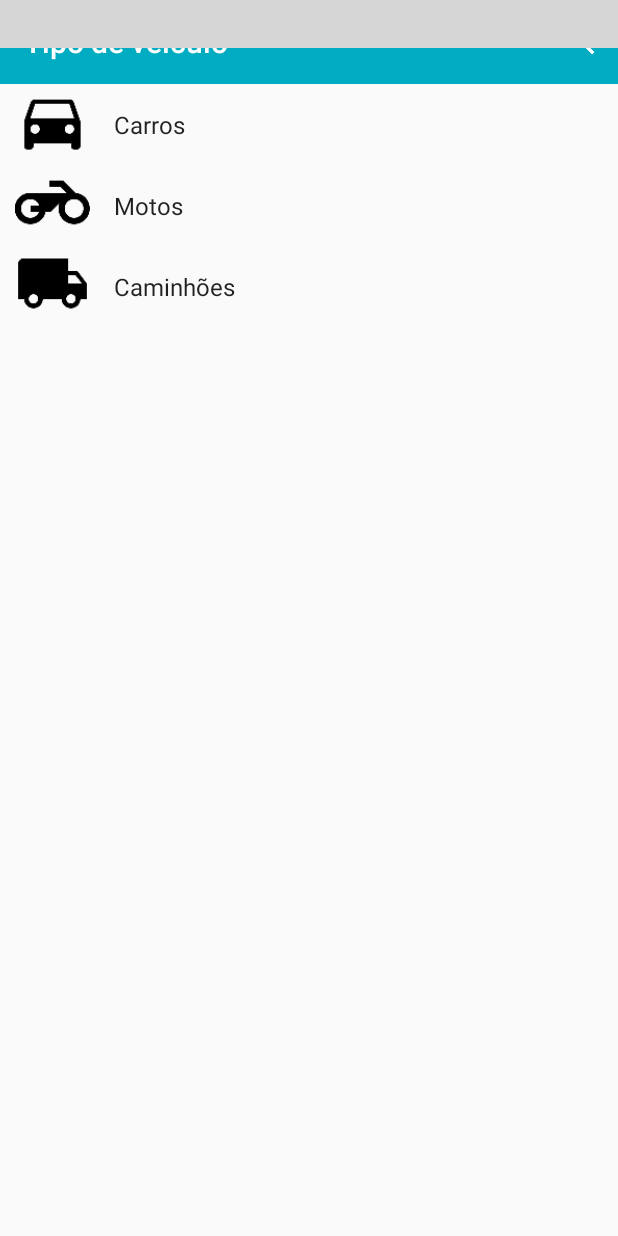
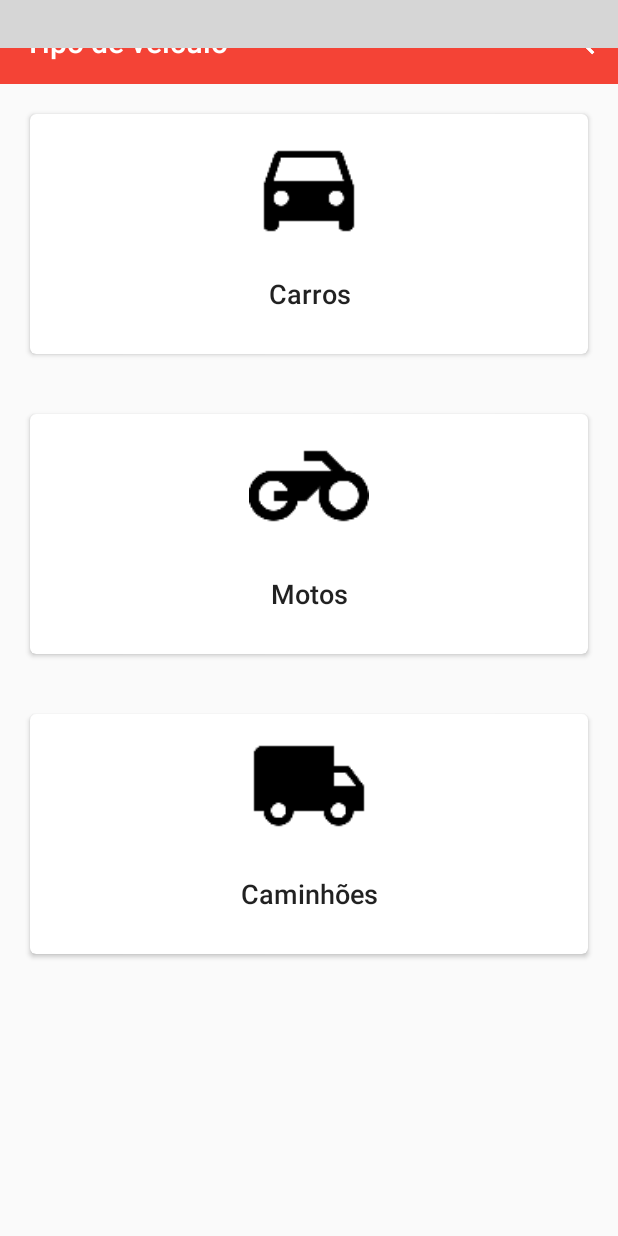
Before and after one commit to margelperetto/Fipe, an Android app: the screen it shows after launch (MainActivity), on a phone screen of 412 x 824 dp. Run offline under Robolectric (Android 15) with nearby library versions, the phone set to English and light mode, and no system bars; libraries missing offline, so code that uses them is left out: com.miguelcatalan.materialsearchview; plain views replace MaterialSearchView; 4 statements that could not run were skipped; grey boxes are pictures that could not be loaded.

```diff
--- a/app/build.gradle
+++ b/app/build.gradle
@@ -26,4 +26,5 @@ dependencies {
     compile 'com.miguelcatalan:materialsearchview:1.4.0'
     compile 'com.android.support:support-v4:24.1.0'
     compile 'com.android.support:recyclerview-v7:24.1.0'
+    compile 'com.android.support:cardview-v7:24.1.0'
 }
--- a/app/src/main/java/br/net/twome/fipe/view/AbstractFragment.java
+++ b/app/src/main/java/br/net/twome/fipe/view/AbstractFragment.java
@@ -8,10 +8,8 @@ import android.util.Log;
 import android.view.LayoutInflater;
 import android.view.View;
 import android.view.ViewGroup;
-
 import java.io.Serializable;
 import java.util.ArrayList;
-
 import br.net.twome.fipe.R;
 import br.net.twome.fipe.adapter.SimpleBeanRecyclerViewAdapter;
 import br.net.twome.fipe.holder.SimpleBeanViewHolder;
--- a/app/src/main/java/br/net/twome/fipe/view/FragmentPreco.java
+++ b/app/src/main/java/br/net/twome/fipe/view/FragmentPreco.java
@@ -30,7 +30,7 @@ public class FragmentPreco extends AbstractFragment<Preco, Modelo>{
 
     @Override
     public void createData(final SimpleBeanRecyclerViewAdapter<Preco> adapter) {
-        new FipeService().getPreco(parameter, new ServiceCallback<ArrayList<Preco>>() {
+        new FipeService((MainActivity)getActivity()).getPreco(parameter, new ServiceCallback<ArrayList<Preco>>() {
             @Override
             public void onSuccess(ArrayList<Preco> data) {
                 adapter.setData(data);
--- a/app/src/main/java/br/net/twome/fipe/view/FragmentTipo.java
+++ b/app/src/main/java/br/net/twome/fipe/view/FragmentTipos.java
@@ -1,5 +1,6 @@
 package br.net.twome.fipe.view;
 
+import android.content.Context;
 import android.os.Bundle;
 import android.view.LayoutInflater;
 import android.view.ViewGroup;
@@ -11,10 +12,10 @@ import br.net.twome.fipe.holder.SimpleBeanViewHolder;
 import br.net.twome.fipe.holder.TipoViewHolder;
 import br.net.twome.fipe.business.Tipo;
 
-public class FragmentTipo extends AbstractFragment<Tipo, Tipo> {
+public class FragmentTipos extends AbstractFragment<Tipo, Tipo> {
 
-    public static FragmentTipo newInstance() {
-        FragmentTipo fragment = new FragmentTipo();
+    public static FragmentTipos newInstance() {
+        FragmentTipos fragment = new FragmentTipos();
         Bundle args = new Bundle();
         args.putSerializable(PARAMETER,null);
         fragment.setArguments(args);
@@ -48,6 +49,7 @@ public class FragmentTipo extends AbstractFragment<Tipo, Tipo> {
 
     @Override
     public void onClick(Tipo obj) {
-        ((MainActivity)getActivity()).showFragment(FragmentMarca.getInstance(obj));
+        ((MainActivity)getActivity()).showFragment(FragmentMarcas.getInstance(obj));
     }
+
 }
--- a/app/src/main/java/br/net/twome/fipe/view/MainActivity.java
+++ b/app/src/main/java/br/net/twome/fipe/view/MainActivity.java
@@ -14,29 +14,34 @@ import br.net.twome.fipe.utils.Android;
 public class MainActivity extends AppCompatActivity implements MaterialSearchView.OnQueryTextListener{
 
     private MaterialSearchView searchView;
+    private Toolbar mToolbar;
 
     @Override
     protected void onCreate(Bundle savedInstanceState) {
         super.onCreate(savedInstanceState);
         setContentView(R.layout.activity_main);
 
-        Toolbar mToolbar = (Toolbar) findViewById(R.id.toolbar);
+        mToolbar = (Toolbar) findViewById(R.id.toolbar);
         setSupportActionBar(mToolbar);
 
         searchView = (MaterialSearchView) findViewById(R.id.search_view);
         searchView.setOnQueryTextListener(this);
 
         if(savedInstanceState == null){
-            showFragment(FragmentTipo.newInstance());
+            showFragment(FragmentTipos.newInstance());
         }
+    }
+
+    public Toolbar getToolbar(){
+        return mToolbar;
     }
 
     @Override
     public boolean onCreateOptionsMenu(Menu menu) {
         getMenuInflater().inflate(R.menu.main, menu);
 
-        MenuItem item = menu.findItem(R.id.menu_search);
-        searchView.setMenuItem(item);
+        MenuItem itemSearch = menu.findItem(R.id.menu_search);
+        searchView.setMenuItem(itemSearch);
 
         return true;
     }
--- a/app/src/main/res/layout/item_tipo.xml
+++ b/app/src/main/res/layout/item_tipo.xml
@@ -1,21 +1,33 @@
 <?xml version="1.0" encoding="utf-8"?>
-<LinearLayout xmlns:android="http://schemas.android.com/apk/res/android"
+<android.support.v7.widget.CardView xmlns:android="http://schemas.android.com/apk/res/android"
+    xmlns:card_view="http://schemas.android.com/apk/res-auto"
     android:layout_width="match_parent"
     android:layout_height="wrap_content"
-    android:layout_marginLeft="10dp"
-    android:layout_marginRight="10dp"
-    android:orientation="horizontal"
+    android:layout_gravity="center"
+    android:layout_margin="20dp"
+    card_view:cardCornerRadius="4dp"
     android:background="?android:attr/selectableItemBackground">
 
-    <ImageView
-        android:id="@+id/iv_tipo"
-        android:layout_width="50dp"
-        android:layout_height="50dp"/>
+    <LinearLayout
+        android:layout_width="match_parent"
+        android:layout_height="match_parent"
+        android:orientation="vertical"
+        android:padding="8dp">
 
-    <TextView
-        android:id="@+id/content"
-        android:layout_width="wrap_content"
-        android:layout_height="wrap_content"
-        android:layout_margin="@dimen/text_margin"
-        android:textAppearance="?attr/textAppearanceListItem" />
-</LinearLayout>
+        <ImageView
+            android:id="@+id/iv_tipo"
+            android:layout_width="80dp"
+            android:layout_height="80dp"
+            android:layout_gravity="center"/>
+
+        <TextView
+            android:id="@+id/content"
+            android:layout_width="match_parent"
+            android:layout_height="?attr/listPreferredItemHeight"
+            android:gravity="center"
+            android:padding="8dp"
+            android:textSize="18sp"
+            style="@style/Base.TextAppearance.AppCompat.Body2"/>
+    </LinearLayout>
+
+</android.support.v7.widget.CardView>
--- a/app/src/main/res/values/colors.xml
+++ b/app/src/main/res/values/colors.xml
@@ -1,9 +1,9 @@
 <?xml version="1.0" encoding="utf-8"?>
 <resources>
-    <color name="colorPrimary">#00ACC1</color>
-    <color name="colorPrimaryDark">#00838F</color>
+    <color name="colorPrimary">#F44336</color>
+    <color name="colorPrimaryDark">#D32F2F</color>
     <color name="textColorPrimary">#FFFFFF</color>
     <color name="windowBackground">#FFFFFF</color>
     <color name="navigationBarColor">#000000</color>
-    <color name="colorAccent">#FF80AB</color>
+    <color name="colorAccent">#9E9E9E</color>
 </resources>
```
Also changed, not shown: app/src/main/java/br/net/twome/fipe/adapter/SimpleBeanRecyclerViewAdapter.java (+10 -0 lines), app/src/main/java/br/net/twome/fipe/service/FipeAsyncTask.java (+24 -4 lines), app/src/main/java/br/net/twome/fipe/service/FipeService.java (+10 -4 lines), app/src/main/java/br/net/twome/fipe/view/FragmentMarcas.java (renamed from app/src/main/java/br/net/twome/fipe/view/FragmentMarca.java, +5 -5 lines), app/src/main/java/br/net/twome/fipe/view/FragmentModelos.java (renamed from app/src/main/java/br/net/twome/fipe/view/FragmentModelo.java, +4 -4 lines), app/src/main/java/br/net/twome/fipe/view/FragmentVeiculos.java (renamed from app/src/main/java/br/net/twome/fipe/view/FragmentVeiculo.java, +5 -5 lines), app/src/main/res/layout/item_simple_bean.xml (+11 -7 lines).
